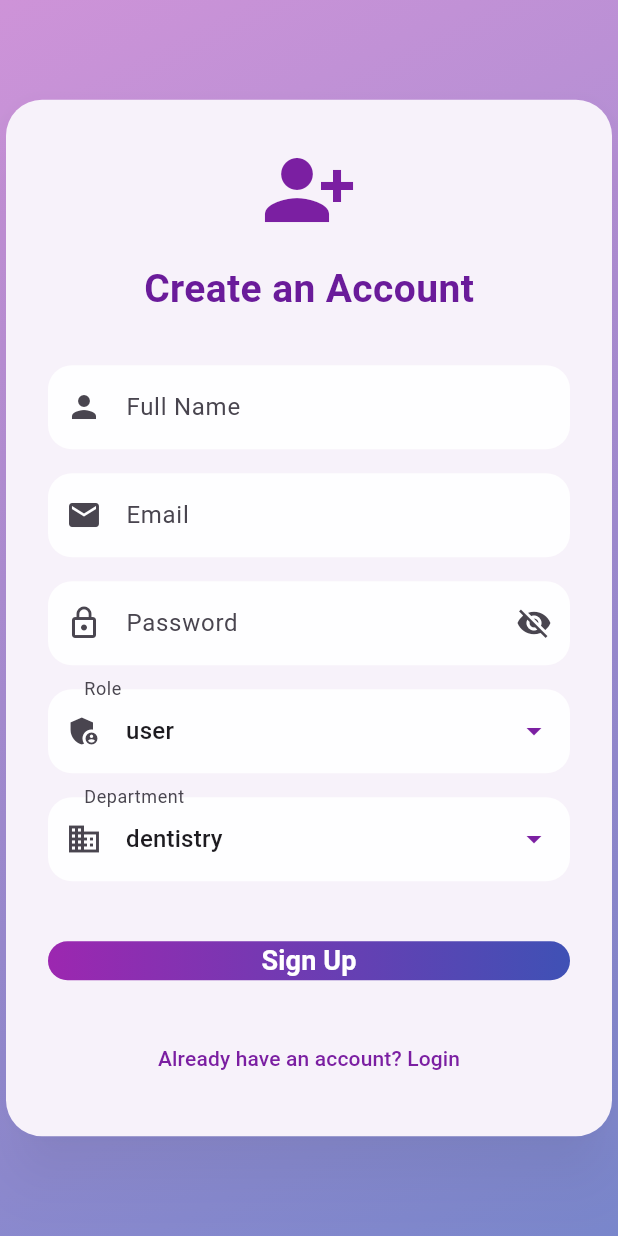
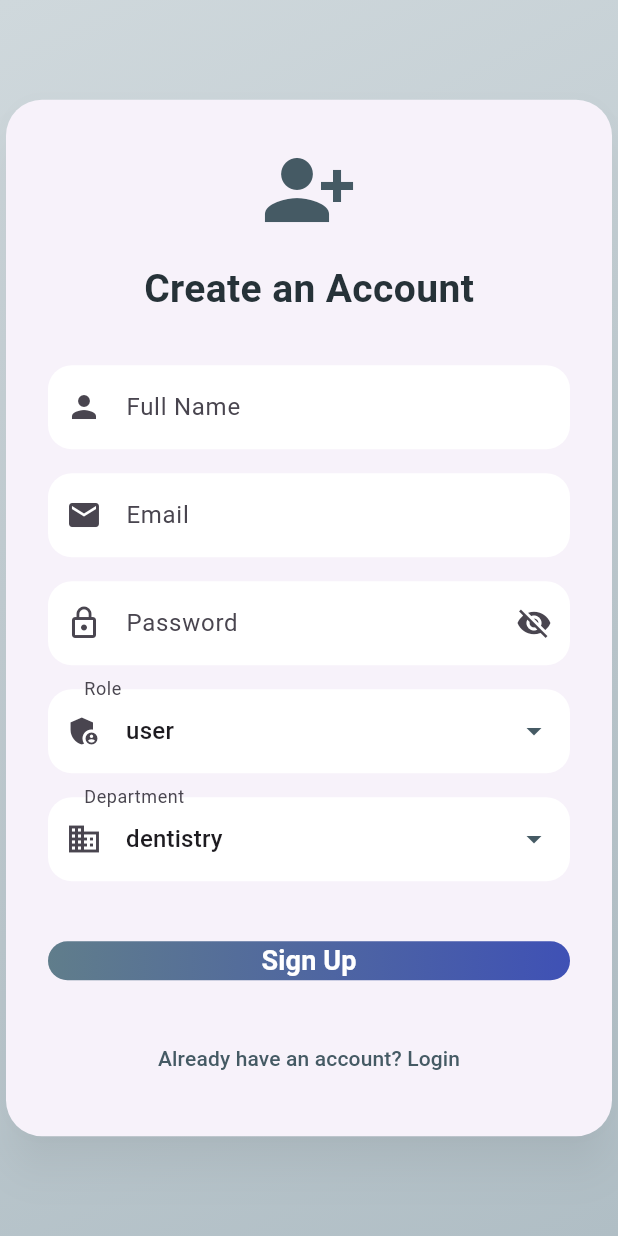
Before and after one commit to HerbertK-93/elegant_medical_center, a Flutter app: the screen it shows after launch, after a tap on "Don't have an account? Sign up", on a phone screen of 412 x 824 dp. Run offline on Flutter 3.47's test engine with Material 3 defaults, Android fonts, the phone set to English and light mode, and no system bars; our stand-ins replace cloud_firestore, firebase_auth, firebase_core; accounts and stored records are empty; network calls fail.

Commit message:
Modifying UI for login and signup screen

```diff
--- a/emc/lib/screens/auth/signup_screen.dart
+++ b/emc/lib/screens/auth/signup_screen.dart
@@ -12,11 +12,16 @@ class _SignUpScreenState extends State<SignUpScreen>
   final _nameController = TextEditingController();
   final _emailController = TextEditingController();
   final _passwordController = TextEditingController();
+  final _adminKeyController = TextEditingController();
+
   String _role = "user";
   String _department = "dentistry";
   final _authService = AuthService();
   bool _loading = false;
   bool _obscurePassword = true;
+  bool _obscureAdminKey = true;
+
+  static const String ADMIN_KEY = "f9enmwdk*72XWJ"; // secure admin key
 
   late AnimationController _controller;
   late Animation<double> _fadeAnimation;
@@ -39,12 +44,27 @@ class _SignUpScreenState extends State<SignUpScreen>
   void _signup() async {
     setState(() => _loading = true);
     try {
+      final email = _emailController.text.trim();
+      final password = _passwordController.text.trim();
+      final name = _nameController.text.trim();
+
+      // Validate email format
+      if (!RegExp(r"^[^@]+@[^@]+\.[^@]+").hasMatch(email)) {
+        throw Exception("Please enter a valid email address");
+      }
+
+      // Admin requires key
+      if (_role == "admin" && _adminKeyController.text.trim() != ADMIN_KEY) {
+        throw Exception("Invalid Administration Key");
+      }
+
       await _authService.signUp(
-        _emailController.text.trim(),
-        _passwordController.text.trim(),
-        _nameController.text.trim(),
+        email,
+        password,
+        name,
         _role,
       );
+
       ScaffoldMessenger.of(context).showSnackBar(SnackBar(
           content: Text("Account created successfully! Please login.")));
       Navigator.pushReplacement(
@@ -57,12 +77,12 @@ class _SignUpScreenState extends State<SignUpScreen>
   }
 
   InputDecoration _inputDecoration(String label, IconData icon,
-      {bool isPassword = false}) {
+      {bool isPassword = false, bool isAdminKey = false}) {
     return InputDecoration(
       labelText: label,
       prefixIcon: Icon(icon),
       filled: true,
-      fillColor: Colors.white.withOpacity(0.9),
+      fillColor: Colors.white,
       contentPadding: EdgeInsets.symmetric(vertical: 16, horizontal: 20),
       border: OutlineInputBorder(
         borderRadius: BorderRadius.circular(16),
@@ -76,7 +96,15 @@ class _SignUpScreenState extends State<SignUpScreen>
               onPressed: () =>
                   setState(() => _obscurePassword = !_obscurePassword),
             )
-          : null,
+          : isAdminKey
+              ? IconButton(
+                  icon: Icon(
+                    _obscureAdminKey ? Icons.visibility_off : Icons.visibility,
+                  ),
+                  onPressed: () =>
+                      setState(() => _obscureAdminKey = !_obscureAdminKey),
+                )
+              : null,
     );
   }
 
@@ -86,7 +114,7 @@ class _SignUpScreenState extends State<SignUpScreen>
       body: Container(
         decoration: BoxDecoration(
           gradient: LinearGradient(
-            colors: [Colors.purple.shade200, Colors.indigo.shade300],
+            colors: [Colors.blueGrey.shade100, Colors.blueGrey.shade200],
             begin: Alignment.topLeft,
             end: Alignment.bottomRight,
           ),
@@ -99,7 +127,7 @@ class _SignUpScreenState extends State<SignUpScreen>
               child: Card(
                 shape: RoundedRectangleBorder(
                     borderRadius: BorderRadius.circular(24)),
-                elevation: 16,
+                elevation: 12,
                 shadowColor: Colors.black26,
                 child: Padding(
                   padding: const EdgeInsets.all(28),
@@ -108,13 +136,13 @@ class _SignUpScreenState extends State<SignUpScreen>
                       mainAxisSize: MainAxisSize.min,
                       children: [
                         Icon(Icons.person_add_alt_1,
-                            size: 64, color: Colors.purple.shade700),
+                            size: 64, color: Colors.blueGrey.shade700),
                         SizedBox(height: 16),
                         Text("Create an Account",
                             style: TextStyle(
                                 fontSize: 26,
                                 fontWeight: FontWeight.bold,
-                                color: Colors.purple.shade800)),
+                                color: Colors.blueGrey.shade900)),
                         SizedBox(height: 32),
                         TextField(
                             controller: _nameController,
@@ -139,7 +167,7 @@ class _SignUpScreenState extends State<SignUpScreen>
                               "Role", Icons.admin_panel_settings),
                           dropdownColor: Colors.white,
                           icon: Icon(Icons.arrow_drop_down,
-                              color: Colors.purple.shade700),
+                              color: Colors.blueGrey.shade700),
                           borderRadius: BorderRadius.circular(16),
                           items: ["admin", "user"]
                               .map((role) => DropdownMenuItem(
@@ -150,6 +178,16 @@ class _SignUpScreenState extends State<SignUpScreen>
                               .toList(),
                           onChanged: (val) => setState(() => _role = val!),
                         ),
+                        if (_role == "admin") ...[
+                          SizedBox(height: 16),
+                          TextField(
+                            controller: _adminKeyController,
+                            decoration: _inputDecoration(
+                                "Administration Key", Icons.vpn_key,
+                                isAdminKey: true),
+                            obscureText: _obscureAdminKey,
+                          ),
+                        ],
                         if (_role == "user") ...[
                           SizedBox(height: 16),
                           DropdownButtonFormField<String>(
@@ -158,7 +196,7 @@ class _SignUpScreenState extends State<SignUpScreen>
                                 _inputDecoration("Department", Icons.business),
                             dropdownColor: Colors.white,
                             icon: Icon(Icons.arrow_drop_down,
-                                color: Colors.purple.shade700),
+                                color: Colors.blueGrey.shade700),
                             borderRadius: BorderRadius.circular(16),
                             items: ["dentistry", "radiology", "orthopedics"]
                                 .map((d) => DropdownMenuItem(
@@ -190,7 +228,7 @@ class _SignUpScreenState extends State<SignUpScreen>
                                 child: Ink(
                                   decoration: BoxDecoration(
                                     gradient: LinearGradient(
-                                      colors: [Colors.purple, Colors.indigo],
+                                      colors: [Colors.blueGrey, Colors.indigo],
                                     ),
                                     borderRadius: BorderRadius.circular(16),
                                   ),
@@ -210,7 +248,8 @@ class _SignUpScreenState extends State<SignUpScreen>
                               MaterialPageRoute(builder: (_) => LoginScreen())),
                           child: Text("Already have an account? Login",
                               style: TextStyle(
-                                  fontSize: 14, color: Colors.purple.shade700)),
+                                  fontSize: 14,
+                                  color: Colors.blueGrey.shade700)),
                         ),
                       ],
                     ),
```
Also changed, not shown: emc/lib/screens/auth/login_screen.dart (+14 -2 lines), emc/lib/services/auth_service.dart (+11 -3 lines).
